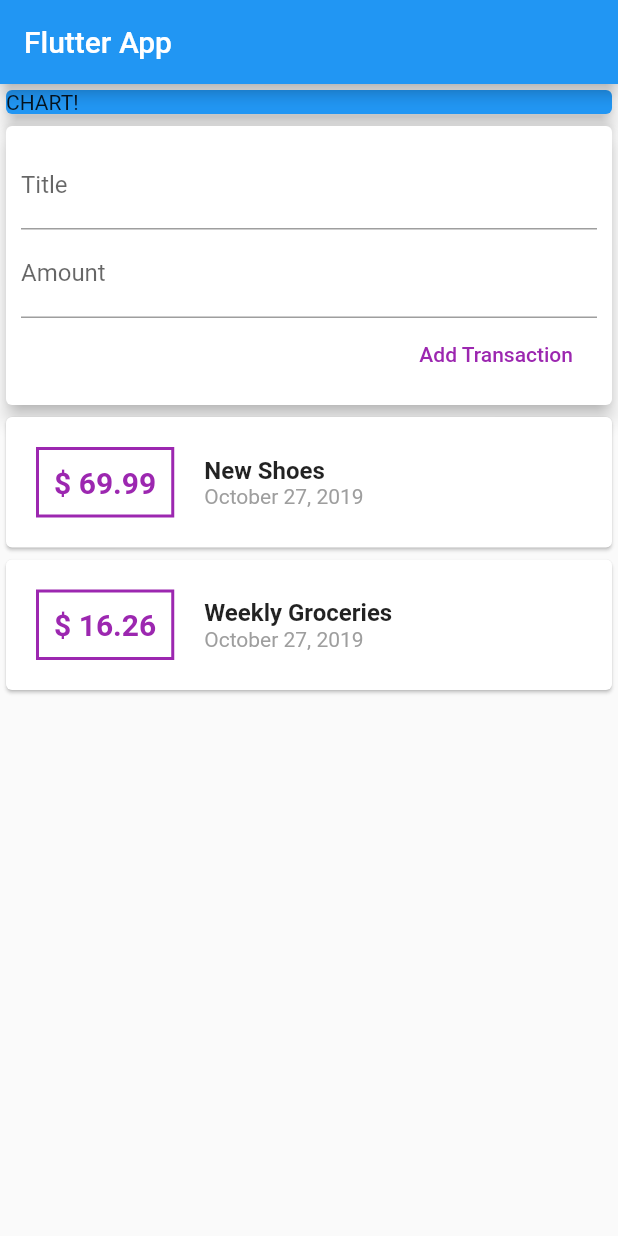
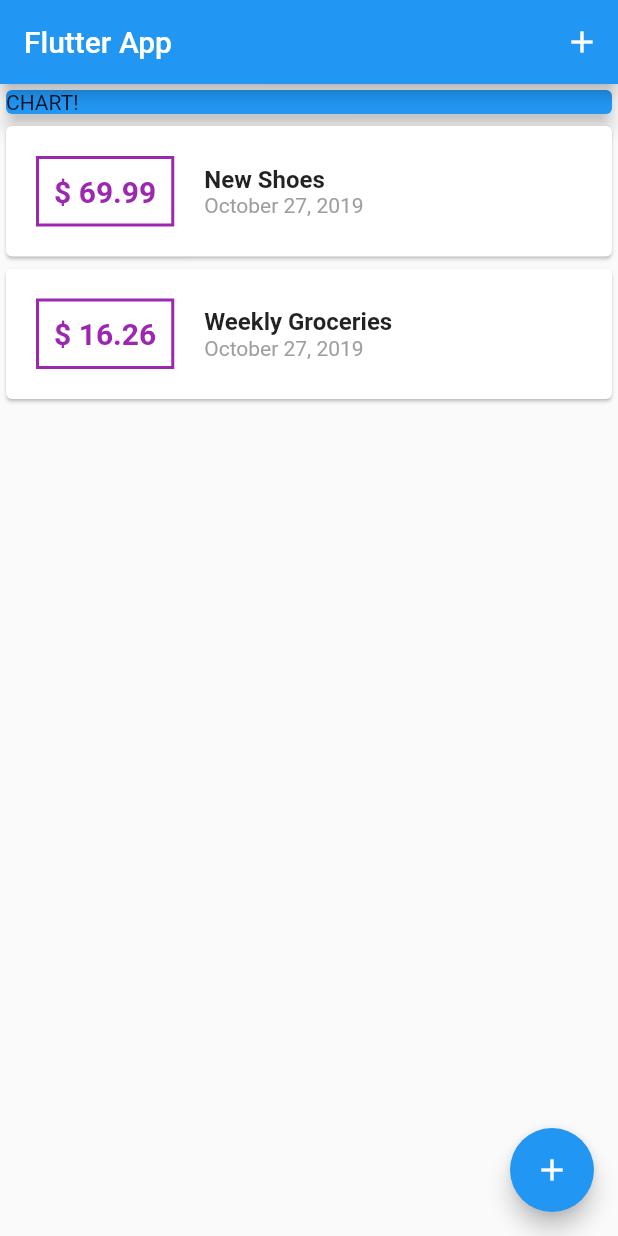
Before and after one commit to shawnrmoss/expense_app, a Flutter app: the screen it shows after launch, on a phone screen of 412 x 824 dp. Run offline on Flutter 3.47's test engine with Material 2 defaults, Android fonts, the phone set to English and light mode, and no system bars.

```diff
--- a/lib/main.dart
+++ b/lib/main.dart
@@ -1,5 +1,8 @@
-import 'package:expense_app/widgets/user_transations.dart';
 import 'package:flutter/material.dart';
+
+import 'models/transaction.dart';
+import 'widgets/new_transaction.dart';
+import 'widgets/transaction_list.dart';
 
 void main() => runApp(ExpenseApp());
 
@@ -13,19 +16,62 @@ class ExpenseApp extends StatelessWidget {
   }
 }
 
-class MyHomePage extends StatelessWidget {
+class MyHomePage extends StatefulWidget {
+  @override
+  _MyHomePageState createState() => _MyHomePageState();
+}
 
-  String titleInput;
-  String amountInput;
+class _MyHomePageState extends State<MyHomePage> {
+  final List<Transaction> _userTransactions = [
+    Transaction(
+      id: '1',
+      title: 'New Shoes',
+      amount: 69.99,
+      date: DateTime.now(),
+    ),
+    Transaction(
+      id: '2',
+      title: 'Weekly Groceries',
+      amount: 16.26,
+      date: DateTime.now(),
+    )
+  ];
+
+  void _addNewTransaction(String txTitle, double txAmount) {
+    final newTx = Transaction(
+      title: txTitle,
+      amount: txAmount,
+      date: DateTime.now(),
+      id: DateTime.now().toString(),
+    );
+
+    setState(() {
+      _userTransactions.add(newTx);
+    });
+  }
+
+  void _startAddNewTransaction(BuildContext ctx) {
+    showModalBottomSheet(
+        context: ctx,
+        builder: (bCtx) {
+          return NewTransaction(_addNewTransaction);
+        });
+  }
 
   @override
   Widget build(BuildContext context) {
     return Scaffold(
       appBar: AppBar(
         title: Text('Flutter App'),
+        actions: <Widget>[
+          IconButton(
+            icon: Icon(Icons.add),
+            onPressed: () => _startAddNewTransaction(context),
+          ),
+        ],
       ),
       body: SingleChildScrollView(
-              child: Column(
+        child: Column(
           crossAxisAlignment: CrossAxisAlignment.stretch,
           children: <Widget>[
             Container(
@@ -36,9 +82,13 @@ class MyHomePage extends StatelessWidget {
                 elevation: 5,
               ),
             ),
-            UserTransations()
+            TransactionList(_userTransactions)
           ],
         ),
+      ),
+      floatingActionButton: FloatingActionButton(
+        child: Icon(Icons.add),
+        onPressed: () => _startAddNewTransaction(context),
       ),
     );
   }
--- a/lib/widgets/new_transaction.dart
+++ b/lib/widgets/new_transaction.dart
@@ -1,11 +1,11 @@
 import 'package:flutter/material.dart';
 
-class NewTransation extends StatelessWidget {
+class NewTransaction extends StatelessWidget {
   final Function addTx;
   final titleController = TextEditingController();
   final amountController = TextEditingController();
 
-  NewTransation(this.addTx);
+  NewTransaction(this.addTx);
 
   void submitTransation() {
 
--- a/lib/widgets/user_transations.dart
+++ /dev/null
@@ -1,49 +0,0 @@
-import 'package:flutter/material.dart';
-
-import 'new_transaction.dart';
-import 'transaction_list.dart';
-
-import '../models/transaction.dart';
-
-class UserTransations extends StatefulWidget {
-  @override
-  _UserTransationsState createState() => _UserTransationsState();
-}
-
-class _UserTransationsState extends State<UserTransations> {
-  final List<Transaction> _userTransactions = [
-    Transaction(
-      id: '1',
-      title: 'New Shoes',
-      amount: 69.99,
-      date: DateTime.now(),
-    ),
-    Transaction(
-      id: '2',
-      title: 'Weekly Groceries',
-      amount: 16.26,
-      date: DateTime.now(),
-    )
-  ];
-
-  void _addNewTransaction(String txTitle, double txAmount) {
-    final newTx = Transaction(
-      title: txTitle,
-      amount: txAmount,
-      date: DateTime.now(),
-      id: DateTime.now().toString(),
-    );
-
-    setState(() {
-     _userTransactions.add(newTx) ;
-    });
-  }
-
-  @override
-  Widget build(BuildContext context) {
-    return Column(children: <Widget>[
-      NewTransation(_addNewTransaction),
-      TransactionList(_userTransactions),
-    ]);
-  }
-}
```
